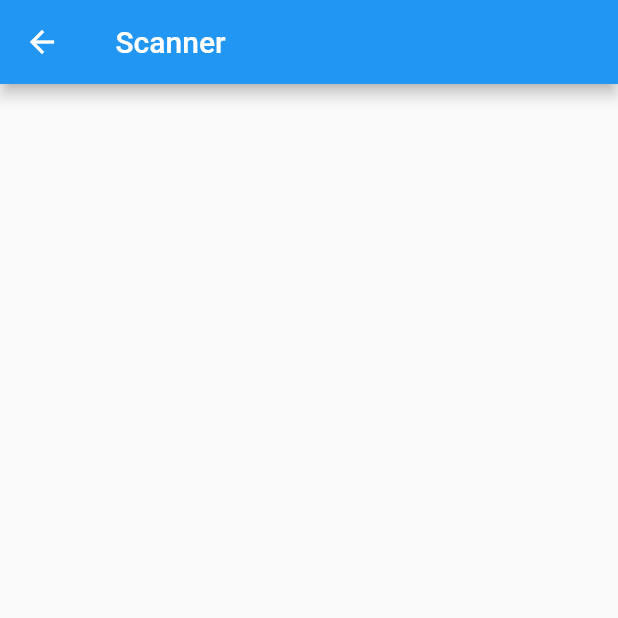
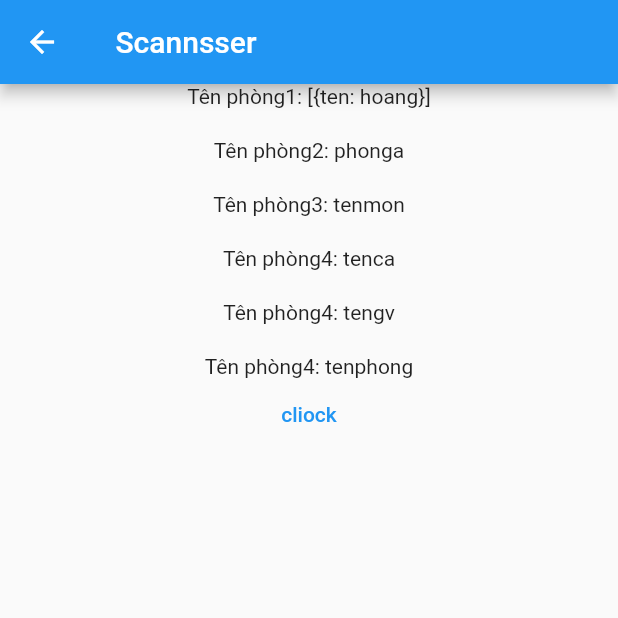
Before and after one commit to nguyenhuyhoang250620/appMobileDoan, a Flutter app: the SettingManagement screen opened directly, on a phone screen of 412 x 824 dp, the top half of it. Run offline on Flutter 3.47's test engine with Material 2 defaults, Android fonts, the phone set to English and light mode, and no system bars; our stand-ins replace cloud_firestore, connectivity_plus, firebase_auth, firebase_core, get, pin_code_fields and 4 more; missing offline and left inert: ai_barcode_scanner, flutter_barcode_scanner, multiselect, play_kit; accounts and stored records are empty.

Commit message:
HoangNH:them data

```diff
--- a/lib/presentation/home_screen/controller/home_controller.dart
+++ b/lib/presentation/home_screen/controller/home_controller.dart
@@ -9,6 +9,7 @@ import '/core/app_export.dart';
 class HomeController extends GetxController {
   RxInt selectedIndex = 0.obs;
   final firestoreInstance = FirebaseFirestore.instance;
+  CollectionReference phongHocCollection = FirebaseFirestore.instance.collection('Config');
   List<User> getEmployeeUser = <User>[].obs;
   var MaSV = "".obs;
   var test = false.obs;
@@ -70,4 +71,36 @@ class HomeController extends GetxController {
       }
     });
   }
+
+void addData() async {
+  try {
+    // tạo document mới với dữ liệu cần thêm vào
+    DocumentReference newDoc = await phongHocCollection.add({
+       "sv":[
+        {
+            "ten":"hoang"
+        }
+       ],
+       "phong":{
+            "tenphong":"phonga"
+       },
+       "mon":{
+            "tenmon":"tenmon"
+       },
+       "thoigian":{
+            "tenca":"tenca"
+       },
+       "giangvien":{
+            "tengv":"tengv"
+       },
+       "phongban":{
+            "tenphong":"tenphong"
+       }
+    });
+    print('Thêm dữ liệu thành công: ${newDoc.id}');
+  } catch (e) {
+    print('Lỗi khi thêm dữ liệu: $e');
+  }
 }
+
+}
--- /dev/null
+++ b/lib/presentation/home_screen/page/attendance management/getdata.json
@@ -0,0 +1,24 @@
+[
+    {
+       "sv":[
+        {
+            "ten":"hoang"
+        }
+       ],
+       "phong":{
+            "tenphong":"phonga"
+       },
+       "mon":{
+            "tenmon":"tenmon"
+       },
+       "thoigian":{
+            "tenca":"tenca"
+       },
+       "giangvien":{
+            "tengv":"tengv"
+       },
+       "phongban":{
+            "tenphong":"tenphong"
+       }
+    }
+]
--- a/lib/presentation/home_screen/page/scanner_management/scanner_management_screen.dart
+++ b/lib/presentation/home_screen/page/scanner_management/scanner_management_screen.dart
@@ -98,7 +98,9 @@ class ScannerState extends State<ScannerScreen> {
                       if (index == 0) {
                         startBarcodeScanStream();
                       }
-                      if (index == 1) {}
+                      if (index == 1) {
+                        Get.offAndToNamed(AppRoutes.diviceScreen);
+                      }
                     },
                     child: Container(
                       padding: const EdgeInsets.all(8),
--- a/lib/presentation/home_screen/page/settings/settings.dart
+++ b/lib/presentation/home_screen/page/settings/settings.dart
@@ -19,40 +19,66 @@ class SettingManagement extends StatefulWidget {
 class _SettingState extends State<SettingManagement> {
   @override
   void initState() {
-    print('HoangNH: ${controller.uniqueDevices.length}');
     super.initState();
   }
-  String barcode = 'Tap  to scan';
-  var color = "1".obs;
-  final controller = Get.find<DiviceController>();
+  List<dynamic> test = [
+    {
+       "sv":[
+        {
+            "ten":"hoang"
+        }
+       ],
+       "phong":{
+            "tenphong":"phonga"
+       },
+       "mon":{
+            "tenmon":"tenmon"
+       },
+       "thoigian":{
+            "tenca":"tenca"
+       },
+       "giangvien":{
+            "tengv":"tengv"
+       },
+       "phongban":{
+            "tenphong":"tenphong"
+       }
+    }
+];
+final controller = Get.find<HomeController>();
   @override
   Widget build(BuildContext context) {
     return Scaffold(
       appBar: AppBar(
-        title: const Text(' Scanner'),
+        title: const Text(' Scannsser'),
       ),
       body: ListView.builder(
-        itemCount: controller.uniqueDevices.length,
+        itemCount: test.length,
         itemBuilder: (context, index) {
-          return Obx(() => Container(
-            child:  Row(
-              children: [
-                Text(
-                    'sasaSASAS${controller.uniqueDevices.value[index].title}'),
-                Container(
-                  height: 30,
-                  width: 30,
-                  child: Transform.rotate(
-                    angle: pi / 2,
-                    child: Image.memory(
-                        filterQuality: FilterQuality.high,
-                        controller
-                            .uniqueDevices.value[index].value),
-                  ),
-                )
-              ],
-            )
-          ),);
+            var sv = test[index]["sv"];
+            var phong = test[index]["phong"]['tenphong'];
+            var mon = test[index]["mon"]['tenmon'];
+            var thoigian = test[index]["thoigian"]['tenca'];
+            var giangvien = test[index]["giangvien"]['tengv'];
+            var phongban = test[index]["phongban"]['tenphong'];
+          return Column(
+            children: [
+              Text("Tên phòng1: $sv"),
+              SizedBox(height: 20,),
+              Text("Tên phòng2: $phong"),
+              SizedBox(height: 20,),
+              Text("Tên phòng3: $mon"),
+              SizedBox(height: 20,),
+              Text("Tên phòng4: $thoigian"),
+              SizedBox(height: 20,),
+              Text("Tên phòng4: $giangvien"),
+              SizedBox(height: 20,),
+              Text("Tên phòng4: $phongban"),
+              TextButton(onPressed: () {
+                controller.addData();
+              }, child: Text("cliock"))
+            ],
+          );
         },
       )
     );
--- a/lib/routes/app_routes.dart
+++ b/lib/routes/app_routes.dart
@@ -14,7 +14,7 @@ class AppRoutes {
 
   static String diviceScreen = '/divice_screen';
 
-  static String initialRoute = '/divice_screen';
+  static String initialRoute = '/home_screen';
 
   static List<GetPage> pages = [
     GetPage(
```
Also changed, not shown: lib/presentation/divice_screen/divice_screen.dart (+13 -19 lines).
